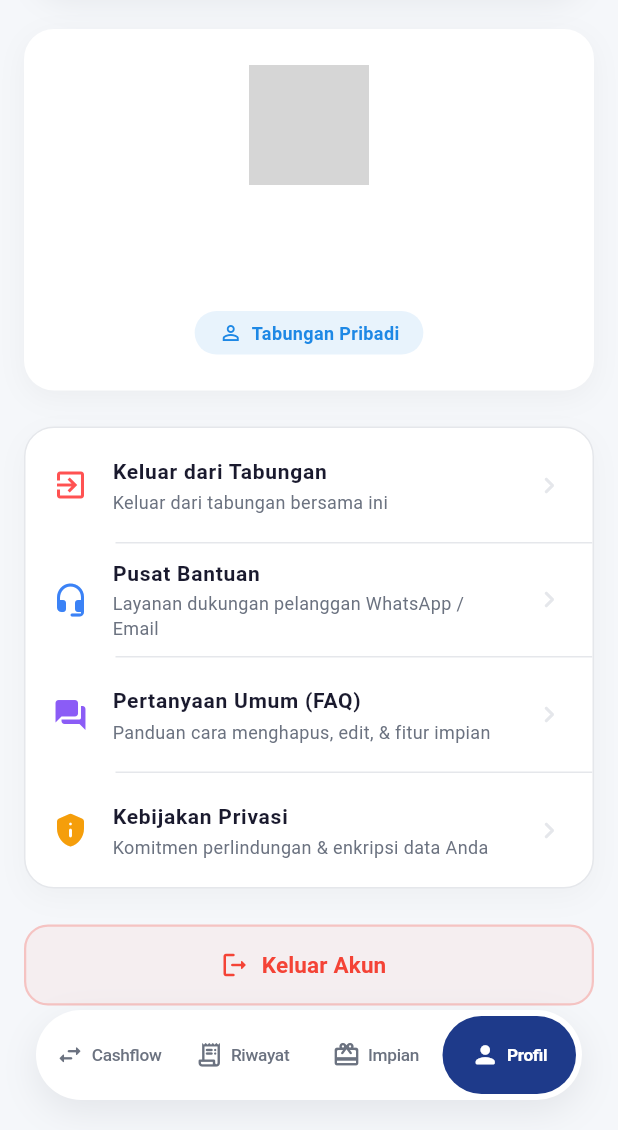
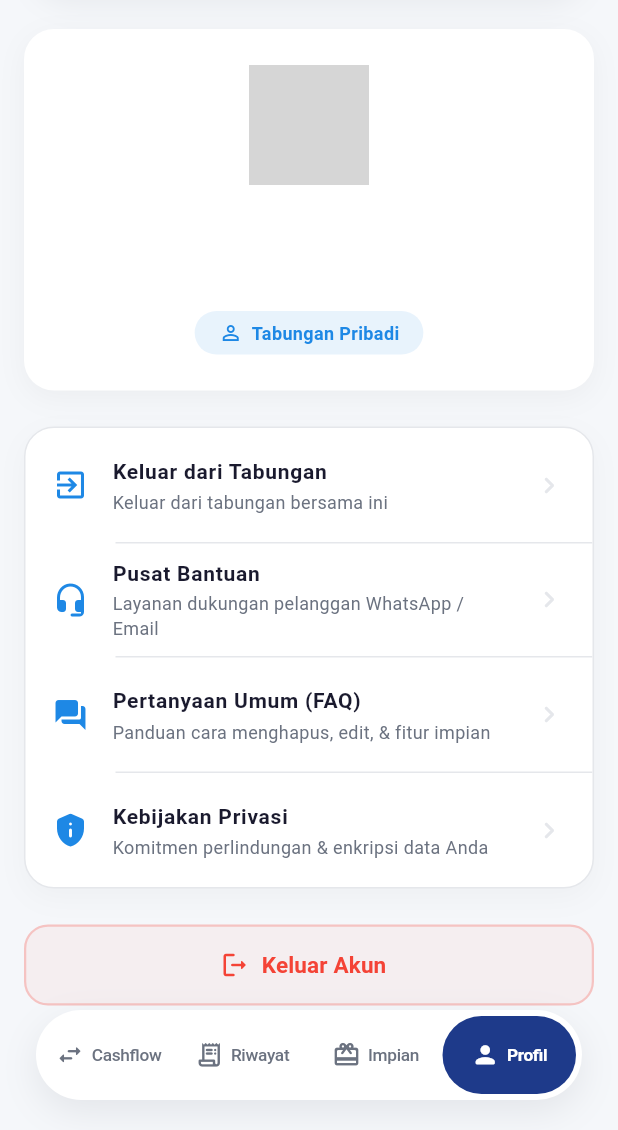
Before and after one commit to ardhikaxx/mysaku-app, a Flutter app: the screen it shows once a user with an empty profile is signed in, item 4 of the bottom bar chosen, on a phone screen of 412 x 824 dp, the part 106-1236 px from its top. Run offline on Flutter 3.47's test engine with Material 3 defaults, Android fonts, the phone set to English and light mode, and no system bars; our stand-ins replace cloud_firestore, firebase_auth, firebase_core, flutter_riverpod, go_router, google_sign_in and 1 more; accounts and stored records are empty; network calls fail; grey boxes are pictures that could not be loaded.

Commit message:
style: seragamkan warna ikon semua menu di halaman profil menjadi biru tema utama

```diff
--- a/lib/presentation/profile/profile_screen.dart
+++ b/lib/presentation/profile/profile_screen.dart
@@ -139,7 +139,6 @@ class ProfileScreen extends ConsumerWidget {
           if (invList.isNotEmpty) {
             tiles.add(SettingsTile(
               icon: Icons.mark_email_unread_outlined,
-              iconColor: AppColors.accentAmber,
               title: 'Undangan Bergabung',
               subtitle: '${invList.length} undangan menunggu respon',
               trailing: Container(
@@ -168,7 +167,6 @@ class ProfileScreen extends ConsumerWidget {
           } else {
             tiles.add(SettingsTile(
               icon: Icons.exit_to_app,
-              iconColor: Colors.redAccent,
               title: AppStrings.leaveWallet,
               subtitle: 'Keluar dari tabungan bersama ini',
               onTap: () async {
@@ -198,21 +196,18 @@ class ProfileScreen extends ConsumerWidget {
 
           tiles.add(SettingsTile(
             icon: Icons.headset_mic_rounded,
-            iconColor: const Color(0xFF3B82F6),
             title: 'Pusat Bantuan',
             subtitle: 'Layanan dukungan pelanggan WhatsApp / Email',
             onTap: () => context.push('/home/profile/help'),
           ));
           tiles.add(SettingsTile(
             icon: Icons.question_answer_rounded,
-            iconColor: const Color(0xFF8B5CF6),
             title: 'Pertanyaan Umum (FAQ)',
             subtitle: 'Panduan cara menghapus, edit, & fitur impian',
             onTap: () => context.push('/home/profile/faq'),
           ));
           tiles.add(SettingsTile(
             icon: Icons.privacy_tip_rounded,
-            iconColor: const Color(0xFFF59E0B),
             title: 'Kebijakan Privasi',
             subtitle: 'Komitmen perlindungan & enkripsi data Anda',
             onTap: () => context.push('/home/profile/privacy'),
```
